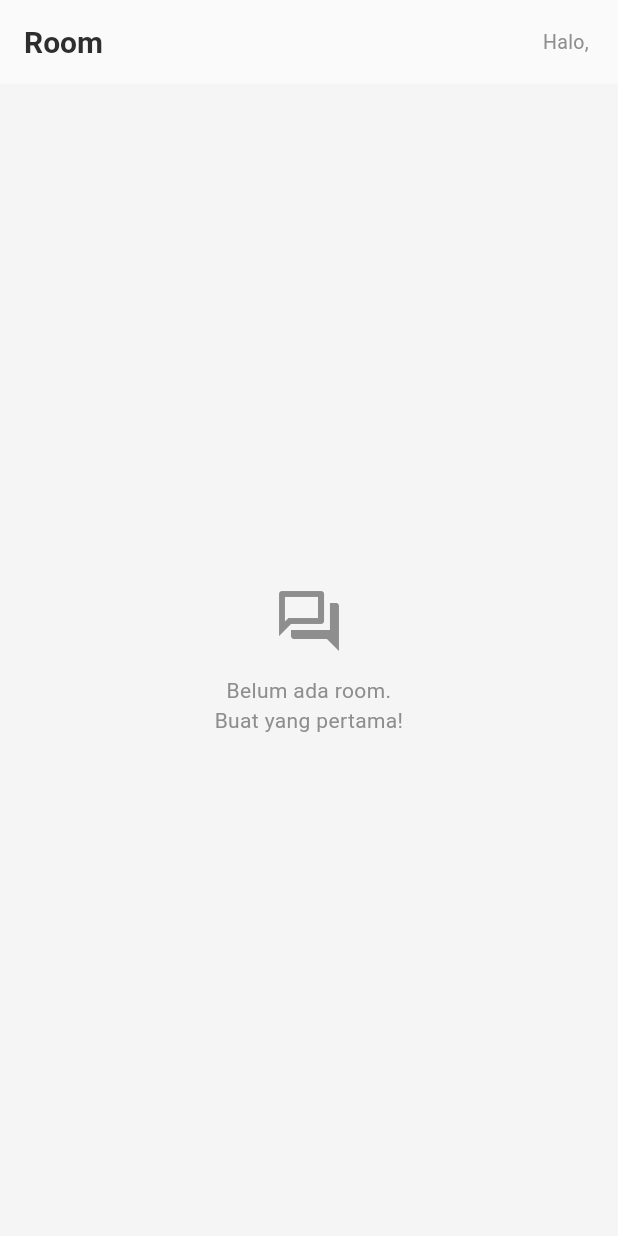
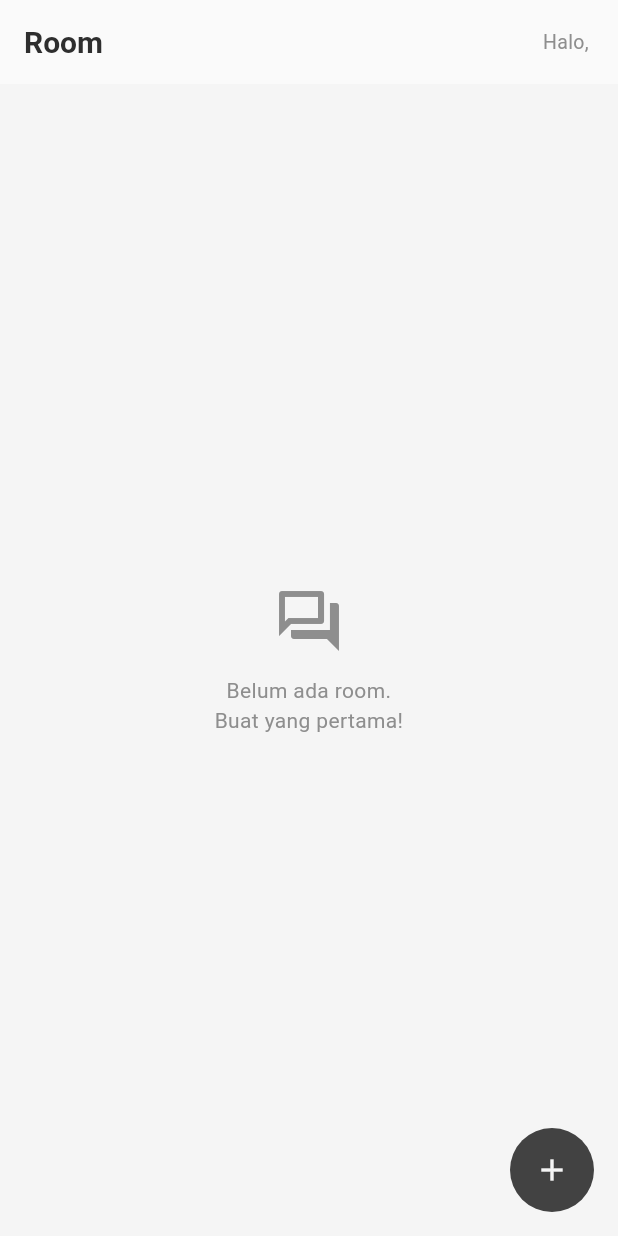
Before and after one commit to Chainz-bit/Yapinn, a Flutter app: the RoomsPage screen opened directly, on a phone screen of 412 x 824 dp. Run offline on Flutter 3.47's test engine with Material 3 defaults, Android fonts, the phone set to English and light mode, and no system bars; our stand-ins replace cloud_firestore, firebase_core, shared_preferences; accounts and stored records are empty.

Commit message:
feat(F3): buat room baru
Co-Authored-By: Claude Opus 5.5 <noreply@anthropic.com>

```diff
--- a/lib/pages/rooms_page.dart
+++ b/lib/pages/rooms_page.dart
@@ -18,6 +18,13 @@ class RoomsPage extends StatefulWidget {
 class _RoomsPageState extends State<RoomsPage> {
   // Disimpan sekali supaya tidak membuat listener baru setiap rebuild.
   late final _stream = ChatService.watchRooms();
+
+  Future<void> _createRoom() async {
+    final name = await showCreateRoomDialog(context);
+    if (name == null || !mounted) return;
+    ChatService.createRoom(name); // tanpa await: Firestore langsung menampilkan secara lokal
+    showToast(context, 'Room "$name" dibuat');
+  }
 
   @override
   Widget build(BuildContext context) {
@@ -64,6 +71,10 @@ class _RoomsPageState extends State<RoomsPage> {
           );
         },
       ),
+      floatingActionButton: FloatingActionButton(
+        onPressed: _createRoom,
+        child: const Icon(Icons.add),
+      ),
     );
   }
 }
--- a/lib/services/chat_service.dart
+++ b/lib/services/chat_service.dart
@@ -1,6 +1,7 @@
 import 'package:cloud_firestore/cloud_firestore.dart';
 
 import '../models/room.dart';
+import '../session.dart';
 
 /// SATU-SATUNYA tempat akses Firestore di app ini.
 class ChatService {
@@ -12,4 +13,14 @@ class ChatService {
       .orderBy('lastMessageAt', descending: true)
       .snapshots()
       .map((s) => s.docs.map(Room.fromDoc).toList());
+
+  /// Buat room baru.
+  static Future<void> createRoom(String name) => _db.collection('rooms').add({
+        'name': name,
+        'createdBy': Session.userName,
+        'createdAt': FieldValue.serverTimestamp(),
+        'lastMessage': null,
+        'lastSenderName': null,
+        'lastMessageAt': FieldValue.serverTimestamp(), // supaya room baru langsung di paling atas
+      });
 }
```
